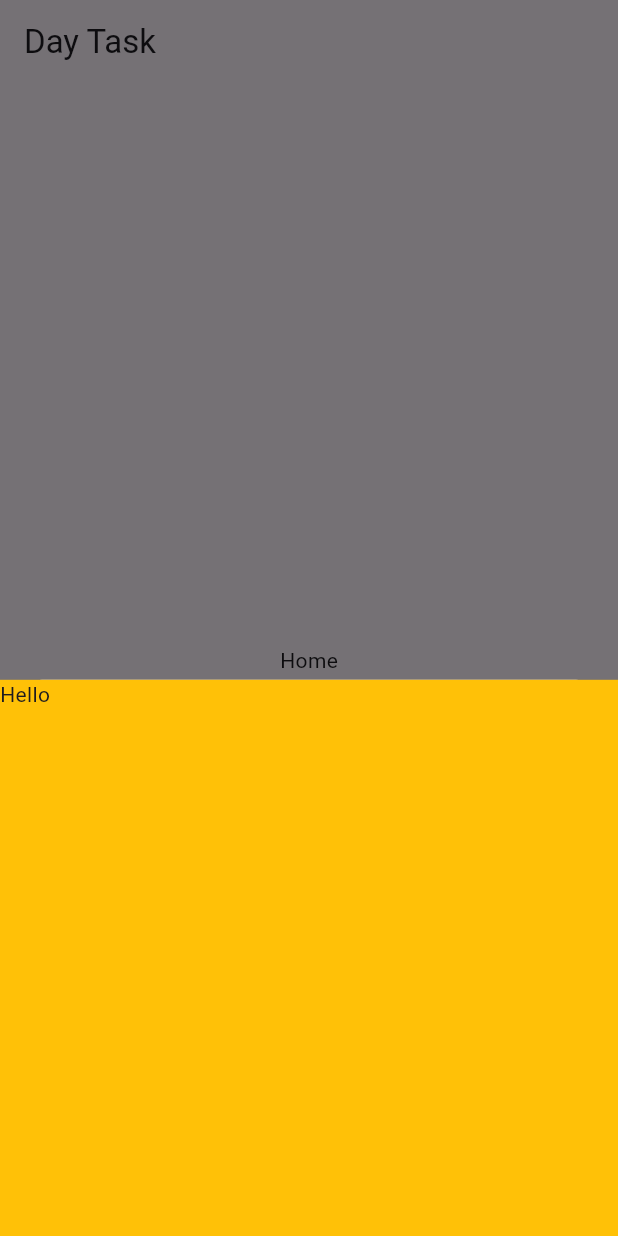
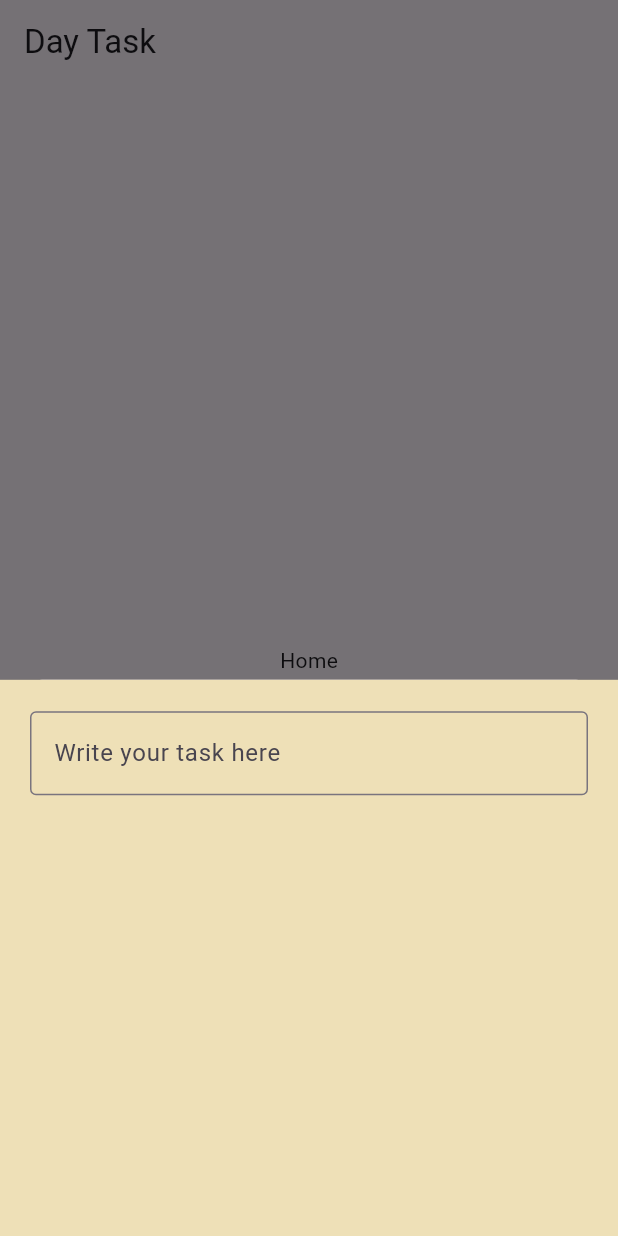
Before and after one commit to AbuMukhlef/to_do, a Flutter app: the screen it shows after launch, after a tap on the "add" icon, on a phone screen of 412 x 824 dp. Run offline on Flutter 3.47's test engine with Material 3 defaults, Android fonts, the light colour scheme and no system bars; our stand-ins replace flutter_bloc, get_it.

Commit message:
ADD myBottomSheet

```diff
--- a/lib/core/all_file.dart
+++ b/lib/core/all_file.dart
@@ -2,3 +2,4 @@ export '../dependency/setup.dart';
 export '../widget/text_field.dart';
 export '../core/extension/get_screen_size.dart';
 export '../core/extension/go_to.dart';
+export '../core/function/bottom_sheet.dart';
--- /dev/null
+++ b/lib/core/function/bottom_sheet.dart
@@ -0,0 +1,18 @@
+import 'package:flutter/material.dart';
+import 'package:getit_with_bloc/core/all_file.dart';
+
+Future<dynamic> myBottomSheet(BuildContext context) {
+  return showModalBottomSheet(
+      context: context,
+      builder: (context) => Container(
+          color: const Color.fromARGB(255, 238, 224, 183),
+          height: context.getWidthScreen(multipleWidth: 0.9),
+          width: double.infinity,
+          child: const Column(
+            children: [
+              MyTextField(
+                hintText: 'Write your task here'
+              ),
+            ],
+          )));
+}
--- a/lib/screen/home_screen.dart
+++ b/lib/screen/home_screen.dart
@@ -1,5 +1,5 @@
 import 'package:flutter/material.dart';
-import 'package:getit_with_bloc/core/extension/get_screen_size.dart';
+import '../core/all_file.dart';
 
 class HomeScreen extends StatelessWidget {
   const HomeScreen({super.key});
@@ -13,13 +13,7 @@ class HomeScreen extends StatelessWidget {
       ),
       floatingActionButton: FloatingActionButton(
         onPressed: () {
-          showModalBottomSheet(
-              context: context,
-              builder: (context) => Container(
-                  color: Colors.amber,
-                  height: context.getWidthScreen(multipleWidth: 0.9),
-                  width: double.infinity,
-                  child: const Text('Hello')));
+          myBottomSheet(context);
         },
         child: const Icon(Icons.add),
       ),
--- a/lib/widget/text_field.dart
+++ b/lib/widget/text_field.dart
@@ -1,8 +1,9 @@
 import 'package:flutter/material.dart';
 
 class MyTextField extends StatelessWidget {
-  const MyTextField({super.key, this.text, this.controller});
+  const MyTextField({super.key, this.text, this.controller, this.hintText});
   final String? text;
+  final String? hintText;
   final TextEditingController? controller;
   @override
   Widget build(BuildContext context) {
@@ -13,10 +14,11 @@ class MyTextField extends StatelessWidget {
         children: [
           Text(text ?? ''),
           TextField(
+            keyboardType: TextInputType.multiline,
             controller: controller,
-            decoration: const InputDecoration(
-              border: OutlineInputBorder(),
-              hintText: 'Type here',
+            decoration: InputDecoration(
+              border: const OutlineInputBorder(),
+              hintText: hintText,
             ),
           ),
         ],
```
